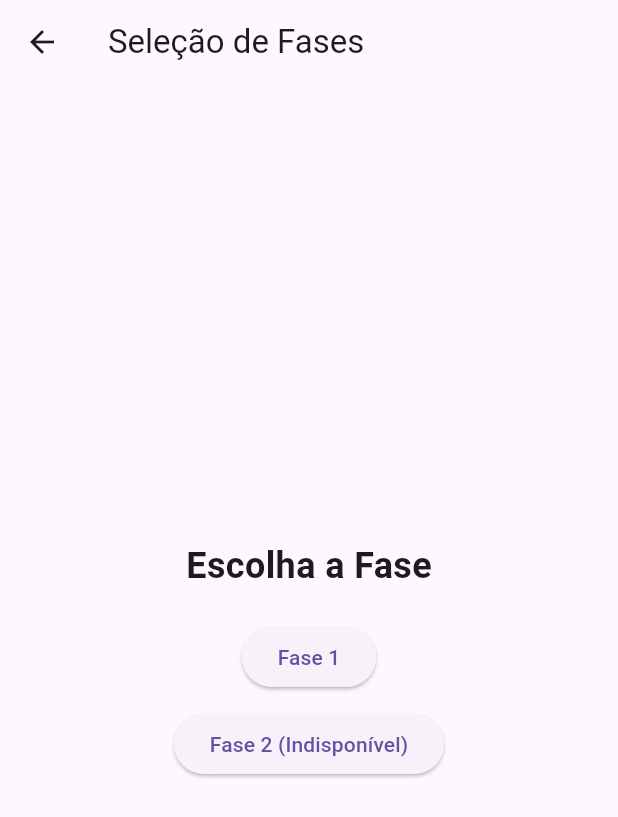
After one commit to Organizacao-Tributo-Victor-Guimaraes/projeto_teclearn_flutter_2, a Flutter app: the screen it shows after launch, after a tap on "Entrar", on a phone screen of 412 x 824 dp. The commit adds this screen. Shown: the top 817 px of the screen. Run offline on Flutter 3.47's test engine with Material 3 defaults, Android fonts, the phone set to English and light mode, and no system bars.

Commit message:
[feat]: Inserindo tela de login e selec. de fase
Inserindo a tela de login e tela de e a tela de seleção de fases. Agora o sistema conta com um widget que mostra ao usuário se ele errou a pergunta.

```diff
--- /dev/null
+++ b/projeto_teclearn_flutter/lib/seletorfase.dart
@@ -0,0 +1,41 @@
+import 'package:flutter/material.dart';
+import 'main.dart';
+
+class SeletorFase extends StatelessWidget {
+  @override
+  Widget build(BuildContext context) {
+    return Scaffold(
+      appBar: AppBar(
+        title: Text('Seleção de Fases'),
+      ),
+      body: Center(
+        child: Column(
+          mainAxisAlignment: MainAxisAlignment.center,
+          children: [
+            Text(
+              'Escolha a Fase',
+              style: TextStyle(fontSize: 24, fontWeight: FontWeight.bold),
+            ),
+            SizedBox(height: 20),
+            ElevatedButton(
+              onPressed: () {
+                Navigator.pushReplacement(
+                  context,
+                  MaterialPageRoute(builder: (context) => QuizPage()),
+                );
+              },
+              child: Text('Fase 1'),
+            ),
+            SizedBox(height: 10),
+            ElevatedButton(
+              onPressed: () {
+                // lógica para outras fases
+              },
+              child: Text('Fase 2 (Indisponível)'),
+            ),
+          ],
+        ),
+      ),
+    );
+  }
+}
--- a/projeto_teclearn_flutter/lib/telalogin.dart
+++ b/projeto_teclearn_flutter/lib/telalogin.dart
@@ -1,125 +1,47 @@
 import 'package:flutter/material.dart';
+import 'seletorfase.dart';
 
-void main() {
-  runApp(const MyApp());
-}
-
-class MyApp extends StatelessWidget {
-  const MyApp({super.key});
-
-  // This widget is the root of your application.
+class TelaLogin extends StatelessWidget {
   @override
   Widget build(BuildContext context) {
-    return MaterialApp(
-      title: 'Flutter Demo',
-      theme: ThemeData(
-        // This is the theme of your application.
-        //
-        // TRY THIS: Try running your application with "flutter run". You'll see
-        // the application has a purple toolbar. Then, without quitting the app,
-        // try changing the seedColor in the colorScheme below to Colors.green
-        // and then invoke "hot reload" (save your changes or press the "hot
-        // reload" button in a Flutter-supported IDE, or press "r" if you used
-        // the command line to start the app).
-        //
-        // Notice that the counter didn't reset back to zero; the application
-        // state is not lost during the reload. To reset the state, use hot
-        // restart instead.
-        //
-        // This works for code too, not just values: Most code changes can be
-        // tested with just a hot reload.
-        colorScheme: ColorScheme.fromSeed(seedColor: Colors.deepPurple),
-        useMaterial3: true,
-      ),
-      home: const MyHomePage(title: 'Flutter Demo Home Page'),
-    );
-  }
-}
-
-class MyHomePage extends StatefulWidget {
-  const MyHomePage({super.key, required this.title});
-
-  // This widget is the home page of your application. It is stateful, meaning
-  // that it has a State object (defined below) that contains fields that affect
-  // how it looks.
-
-  // This class is the configuration for the state. It holds the values (in this
-  // case the title) provided by the parent (in this case the App widget) and
-  // used by the build method of the State. Fields in a Widget subclass are
-  // always marked "final".
-
-  final String title;
-
-  @override
-  State<MyHomePage> createState() => _MyHomePageState();
-}
-
-class _MyHomePageState extends State<MyHomePage> {
-  int _counter = 0;
-
-  void _incrementCounter() {
-    setState(() {
-      // This call to setState tells the Flutter framework that something has
-      // changed in this State, which causes it to rerun the build method below
-      // so that the display can reflect the updated values. If we changed
-      // _counter without calling setState(), then the build method would not be
-      // called again, and so nothing would appear to happen.
-      _counter++;
-    });
-  }
-
-  @override
-  Widget build(BuildContext context) {
-    // This method is rerun every time setState is called, for instance as done
-    // by the _incrementCounter method above.
-    //
-    // The Flutter framework has been optimized to make rerunning build methods
-    // fast, so that you can just rebuild anything that needs updating rather
-    // than having to individually change instances of widgets.
     return Scaffold(
       appBar: AppBar(
-        // TRY THIS: Try changing the color here to a specific color (to
-        // Colors.amber, perhaps?) and trigger a hot reload to see the AppBar
-        // change color while the other colors stay the same.
-        backgroundColor: Theme.of(context).colorScheme.inversePrimary,
-        // Here we take the value from the MyHomePage object that was created by
-        // the App.build method, and use it to set our appbar title.
-        title: Text(widget.title),
+        title: Text('Tela de Login'),
       ),
-      body: Center(
-        // Center is a layout widget. It takes a single child and positions it
-        // in the middle of the parent.
+      body: Padding(
+        padding: const EdgeInsets.all(16.0),
         child: Column(
-          // Column is also a layout widget. It takes a list of children and
-          // arranges them vertically. By default, it sizes itself to fit its
-          // children horizontally, and tries to be as tall as its parent.
-          //
-          // Column has various properties to control how it sizes itself and
-          // how it positions its children. Here we use mainAxisAlignment to
-          // center the children vertically; the main axis here is the vertical
-          // axis because Columns are vertical (the cross axis would be
-          // horizontal).
-          //
-          // TRY THIS: Invoke "debug painting" (choose the "Toggle Debug Paint"
-          // action in the IDE, or press "p" in the console), to see the
-          // wireframe for each widget.
           mainAxisAlignment: MainAxisAlignment.center,
-          children: <Widget>[
-            const Text(
-              'You have pushed the button this many times:',
+          crossAxisAlignment: CrossAxisAlignment.stretch,
+          children: [
+            TextField(
+              decoration: InputDecoration(
+                labelText: 'Usuário',
+                border: OutlineInputBorder(),
+              ),
             ),
-            Text(
-              '$_counter',
-              style: Theme.of(context).textTheme.headlineMedium,
+            SizedBox(height: 10),
+            TextField(
+              obscureText: true,
+              decoration: InputDecoration(
+                labelText: 'Senha',
+                border: OutlineInputBorder(),
+              ),
+            ),
+            SizedBox(height: 20),
+            ElevatedButton(
+              onPressed: () {
+                // Navegar para a tela de seleção de fases
+                Navigator.push(
+                  context,
+                  MaterialPageRoute(builder: (context) => SeletorFase()),
+                );
+              },
+              child: Text('Entrar'),
             ),
           ],
         ),
       ),
-      floatingActionButton: FloatingActionButton(
-        onPressed: _incrementCounter,
-        tooltip: 'Increment',
-        child: const Icon(Icons.add),
-      ), // This trailing comma makes auto-formatting nicer for build methods.
     );
   }
 }
```
Also changed, not shown: projeto_teclearn_flutter/lib/main.dart (+25 -1 lines), 1 other file.
